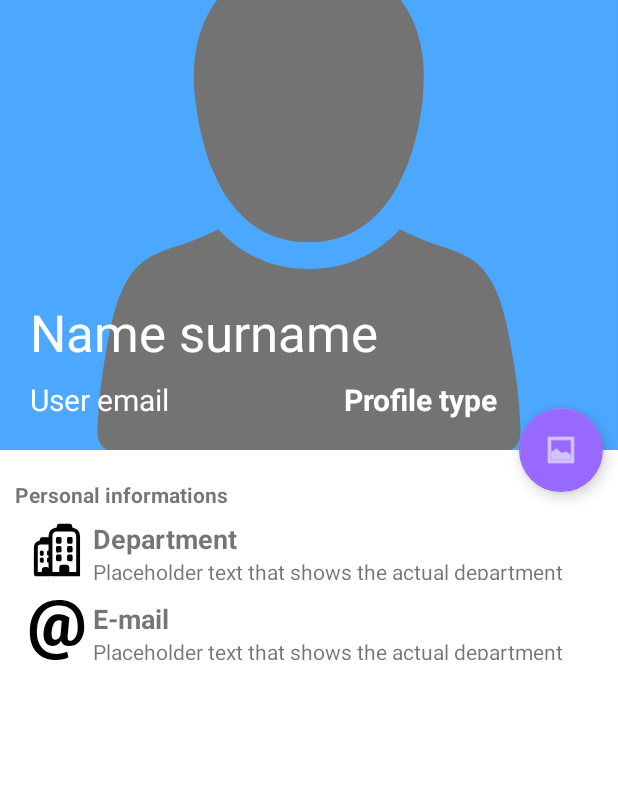
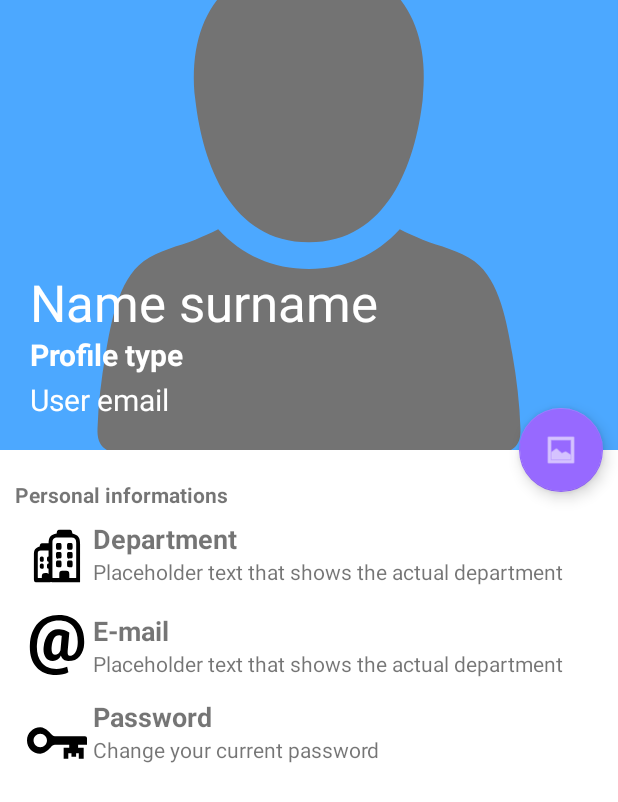
Before and after one commit to gabenrlorseb/elgs, an Android app: the EditProfile screen opened directly, with no data from a screen before it, on a phone screen of 412 x 824 dp. Shown: the top 802 px of the screen. Run offline under Robolectric (Android 15) with nearby library versions, the phone set to English and light mode, and no system bars; our stand-ins replace Firebase (no records; nobody signed in at launch, a user with empty details on screens opened directly); 8 statements that could not run were skipped.

Commit message:
Generalizzato edit profile + fix UI edit profile + fix UI bottom sheet

```diff
--- /dev/null
+++ b/unijet/src/main/res/drawable/ic_ui_password.xml
@@ -0,0 +1,4 @@
+<vector android:height="90dp" android:viewportHeight="1000"
+    android:viewportWidth="1000" android:width="90dp" xmlns:android="http://schemas.android.com/apk/res/android">
+    <path android:fillColor="#FF000000" android:pathData="M966.9,385.8h-503.6c-18.2,0 -42.1,-12 -53.1,-26.6 0,0 -92.1,-122.7 -189.1,-122.7 -122.1,0 -221.1,99 -221.1,221.1 0,122.2 99,221.2 221.1,221.2 97,0 189.1,-122.7 189.1,-122.7 11,-14.6 34.8,-26.5 53.1,-26.5h117.6v-0.8h123v51.5h-93v183.2h77.3v-93.7h52.9v59.1h77.4v-59.1h44.8v93.7h81.4l0,-93.7v-89.5h-93v-51.5h148.3v-109.9c0,-18.2 -14.9,-33.1 -33.1,-33.1zM221.1,569.4c-61.7,0 -111.8,-50 -111.8,-111.8 0,-61.7 50.1,-111.8 111.8,-111.8s111.8,50.1 111.8,111.8c0,61.8 -50,111.8 -111.8,111.8z"/>
+</vector>
--- a/unijet/src/main/res/layout/edit_profile_layout.xml
+++ b/unijet/src/main/res/layout/edit_profile_layout.xml
@@ -17,7 +17,7 @@
             android:fitsSystemWindows="true"
             app:title="Name surname"
             app:contentScrim="?attr/colorPrimary"
-            app:expandedTitleMarginBottom="65dp"
+            app:expandedTitleMarginBottom="85dp"
             app:expandedTitleMarginStart="20dp"
             app:layout_scrollFlags="scroll|exitUntilCollapsed">
             <ImageView
@@ -39,6 +39,7 @@
                 android:textColor="@android:color/white"
                 android:layout_marginBottom="20dp"
                 android:layout_marginStart="20dp"
+                android:maxLength="35"
                 app:layout_collapseMode="parallax"
                 android:layout_gravity="bottom"/>
 
@@ -46,9 +47,9 @@
                 android:id="@+id/toolbar_additional_infos"
                 android:layout_width="wrap_content"
                 android:layout_height="27dp"
-                android:layout_gravity="bottom|end"
-                android:layout_marginEnd="80dp"
-                android:layout_marginBottom="20dp"
+                android:layout_gravity="bottom|start"
+                android:layout_marginStart="20dp"
+                android:layout_marginBottom="50dp"
                 android:clickable="true"
                 android:focusable="true"
                 android:text="Profile type"
@@ -87,45 +88,47 @@
                 app:layout_constraintStart_toStartOf="parent"
                 android:layout_marginStart="10dp"/>
 
-            <LinearLayout
+            <androidx.constraintlayout.widget.ConstraintLayout
+                android:layout_width="match_parent"
+                android:layout_height="0dp"
+                android:layout_marginHorizontal="18dp"
+                android:layout_marginTop="7dp"
                 android:elevation="3dp"
-                app:layout_constraintTop_toBottomOf="@id/first_section_title"
+                android:orientation="vertical"
                 app:layout_constraintStart_toStartOf="@id/first_section_title"
-                android:orientation="vertical"
-                android:layout_marginTop="7dp"
-                android:layout_marginHorizontal="18dp"
-                android:layout_width="match_parent"
-                android:layout_height="match_parent">
+                app:layout_constraintTop_toBottomOf="@id/first_section_title">
 
                 <LinearLayout
+                    android:id="@+id/first_option"
                     android:layout_width="match_parent"
-                    android:layout_height="wrap_content"
-                    android:orientation="horizontal">
+                    android:layout_height="0dp"
+                    android:orientation="horizontal"
+                    app:layout_constraintTop_toTopOf="parent">
 
                     <ImageView
                         android:layout_width="40dp"
-                        android:layout_height="40dp"
-                        android:src="@drawable/ic_department"/>
+                        android:layout_height="match_parent"
+                        android:src="@drawable/ic_department" />
 
                     <LinearLayout
-                        android:layout_marginStart="4dp"
                         android:layout_width="match_parent"
                         android:layout_height="match_parent"
+                        android:layout_marginStart="4dp"
                         android:orientation="vertical">
 
                         <TextView
                             android:layout_width="wrap_content"
                             android:layout_height="wrap_content"
-                            android:textStyle="bold"
                             android:text="@string/department"
-                            android:textSize="@dimen/common_profile_section_title_dimen"/>
+                            android:textSize="@dimen/common_profile_section_title_dimen"
+                            android:textStyle="bold" />
 
                         <TextView
                             android:id="@+id/department_indication"
                             android:layout_width="wrap_content"
                             android:layout_height="wrap_content"
                             android:text="Placeholder text that shows the actual department"
-                            android:textSize="14sp"/>
+                            android:textSize="14sp" />
 
 
                     </LinearLayout>
@@ -133,35 +136,76 @@
                 </LinearLayout>
 
                 <LinearLayout
+                    android:id="@+id/second_option"
                     android:layout_width="match_parent"
-                    android:layout_height="wrap_content"
+                    android:layout_height="0dp"
                     android:layout_marginTop="13dp"
-                    android:orientation="horizontal">
+                    android:orientation="horizontal"
+                    app:layout_constraintTop_toBottomOf="@id/first_option">
 
                     <ImageView
                         android:layout_width="40dp"
-                        android:layout_height="40dp"
-                        android:src="@drawable/ic_ui_email"/>
+                        android:layout_height="match_parent"
+                        android:src="@drawable/ic_ui_email" />
 
                     <LinearLayout
-                        android:layout_marginStart="4dp"
                         android:layout_width="match_parent"
                         android:layout_height="match_parent"
+                        android:layout_marginStart="4dp"
                         android:orientation="vertical">
 
                         <TextView
                             android:layout_width="wrap_content"
                             android:layout_height="wrap_content"
-                            android:textStyle="bold"
                             android:text="@string/e_mail"
-                            android:textSize="@dimen/common_profile_section_title_dimen"/>
+                            android:textSize="@dimen/common_profile_section_title_dimen"
+                            android:textStyle="bold" />
 
                         <TextView
                             android:id="@+id/email_indication"
                             android:layout_width="wrap_content"
                             android:layout_height="wrap_content"
                             android:text="Placeholder text that shows the actual department"
-                            android:textSize="14sp"/>
+                            android:textSize="14sp" />
+
+
+                    </LinearLayout>
+
+
+                </LinearLayout>
+
+                <LinearLayout
+                    android:layout_marginTop="13dp"
+                    android:id="@+id/third_option"
+                    android:layout_width="match_parent"
+                    android:layout_height="wrap_content"
+                    android:orientation="horizontal"
+                    app:layout_constraintTop_toBottomOf="@id/second_option">
+
+                    <ImageView
+                        android:layout_width="40dp"
+                        android:layout_height="match_parent"
+                        android:src="@drawable/ic_ui_password" />
+
+                    <LinearLayout
+                        android:layout_width="0dp"
+                        android:layout_height="60dp"
+                        android:layout_weight="2"
+                        android:layout_marginStart="4dp"
+                        android:orientation="vertical">
+
+                        <TextView
+                            android:layout_width="wrap_content"
+                            android:layout_height="wrap_content"
+                            android:text="@string/text_password"
+                            android:textSize="@dimen/common_profile_section_title_dimen"
+                            android:textStyle="bold" />
+
+                        <TextView
+                            android:layout_width="wrap_content"
+                            android:layout_height="wrap_content"
+                            android:text="Change your current password"
+                            android:textSize="14sp" />
 
 
                     </LinearLayout>
@@ -169,7 +213,7 @@
                 </LinearLayout>
 
 
-            </LinearLayout>
+            </androidx.constraintlayout.widget.ConstraintLayout>
 
 
         </androidx.constraintlayout.widget.ConstraintLayout>
```
Also changed, not shown: unijet/src/main/java/com/legs/unijet/EditProfile.java (+17 -8 lines), unijet/src/main/res/layout-night/bottom_sheet_create.xml (+57 -58 lines), unijet/src/main/res/layout-night/bottom_sheet_create_professor.xml (+8 -4 lines), unijet/src/main/res/layout/bottom_sheet_create.xml (+10 -5 lines), unijet/src/main/res/layout/bottom_sheet_create_professor.xml (+8 -4 lines).
